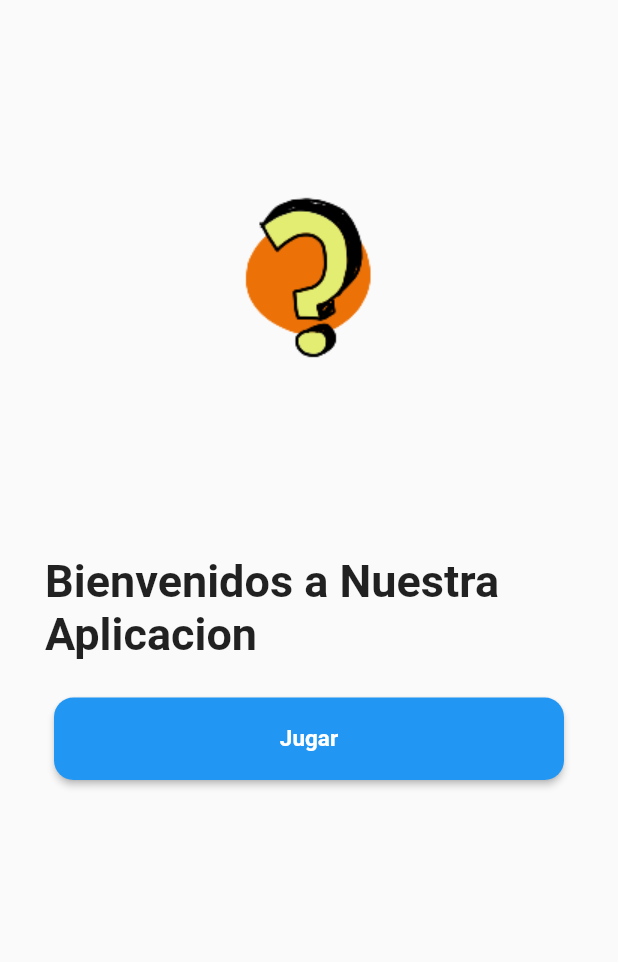
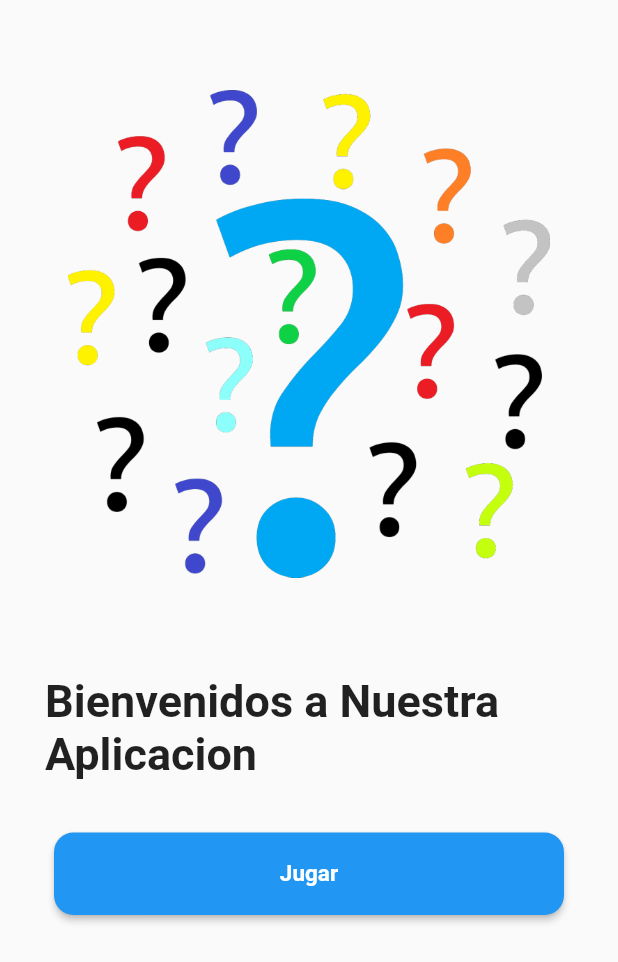
Before and after one commit to EdgarChamorro19/ProyectoSistemasDistribuidos, a Flutter app: the screen it shows after launch, on a phone screen of 412 x 824 dp. Shown: the top 962 px of the screen. Run offline on Flutter 3.47's test engine with Material 2 defaults, Android fonts, the phone set to English and light mode, and no system bars.

```diff
--- a/lib/main.dart
+++ b/lib/main.dart
@@ -34,18 +34,18 @@ class _InicioState extends State<Inicio> {
           children: <Widget> [
             Flexible(
               child: Container(
-
-                child: Image.asset("imagenes/imginicio.png",height: 350,),
+                margin: EdgeInsets.symmetric(horizontal:20 ,vertical:50),
+                child: Image.asset("imagenes/img4.png",height: 325,),
               ),
             ),
             Container(
-              margin: EdgeInsets.symmetric(horizontal: 30,vertical: 10),
+              margin: EdgeInsets.symmetric(horizontal: 30,vertical: 15),
               child: Text("Bienvenidos a Nuestra Aplicacion",
                       style: TextStyle(fontWeight: FontWeight.bold, fontSize:30)
                       ),
             ),
             Container(
-              margin: EdgeInsets.symmetric(horizontal: 30,vertical: 15),
+              margin: EdgeInsets.symmetric(horizontal: 30,vertical: 20),
               child: ElevatedButton(
                 style: ElevatedButton.styleFrom(
                   minimumSize: Size(340, 55),
```
Also changed, not shown: lib/Pagina1.dart (added, +25 -0 lines), imagenes/img3.png (added), imagenes/img4.png (added).
